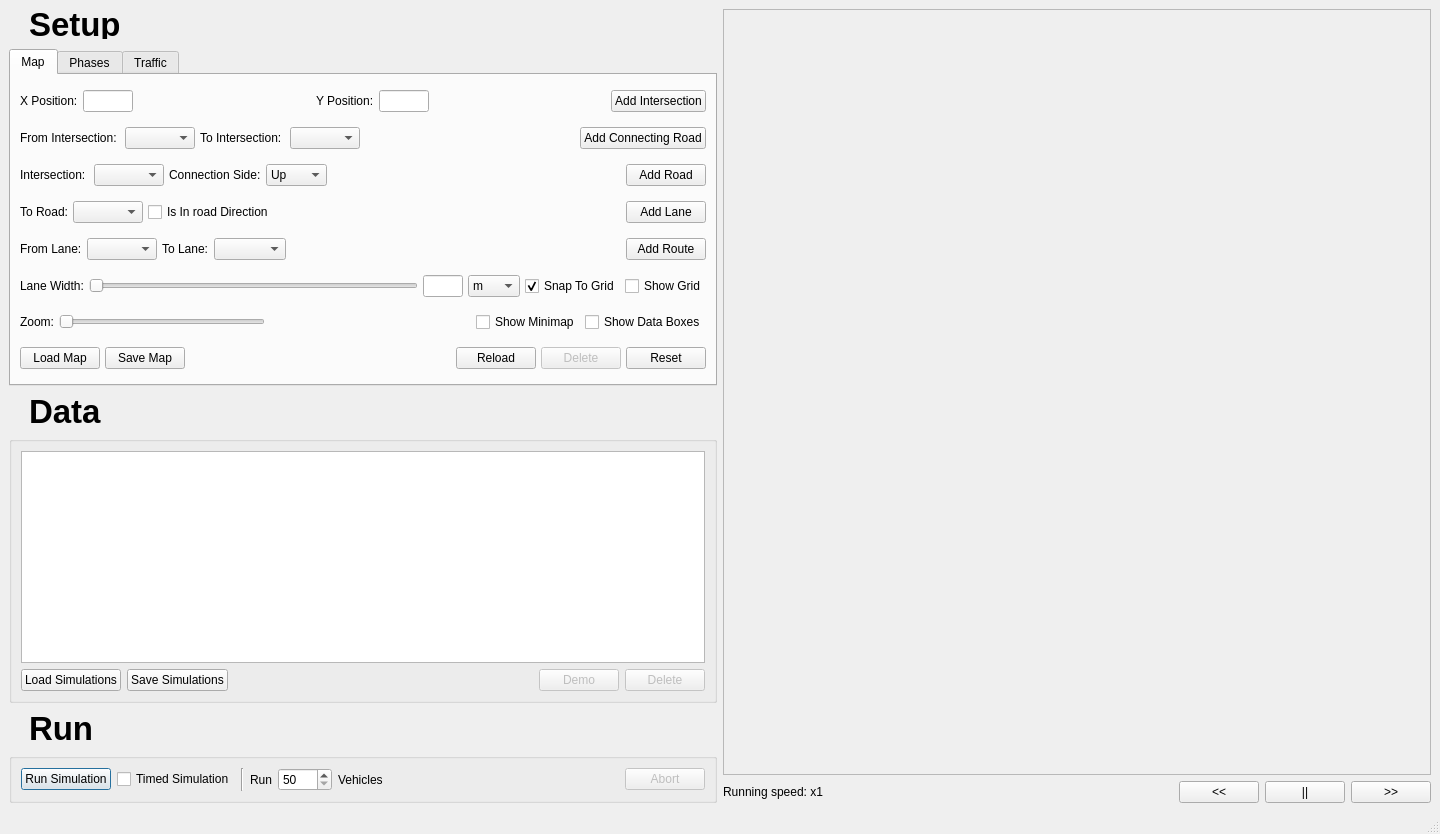
The window that src/ui/mainwindow.ui (samuelarbibe/ai-tms) describes before a commit, drawn with Qt 5.
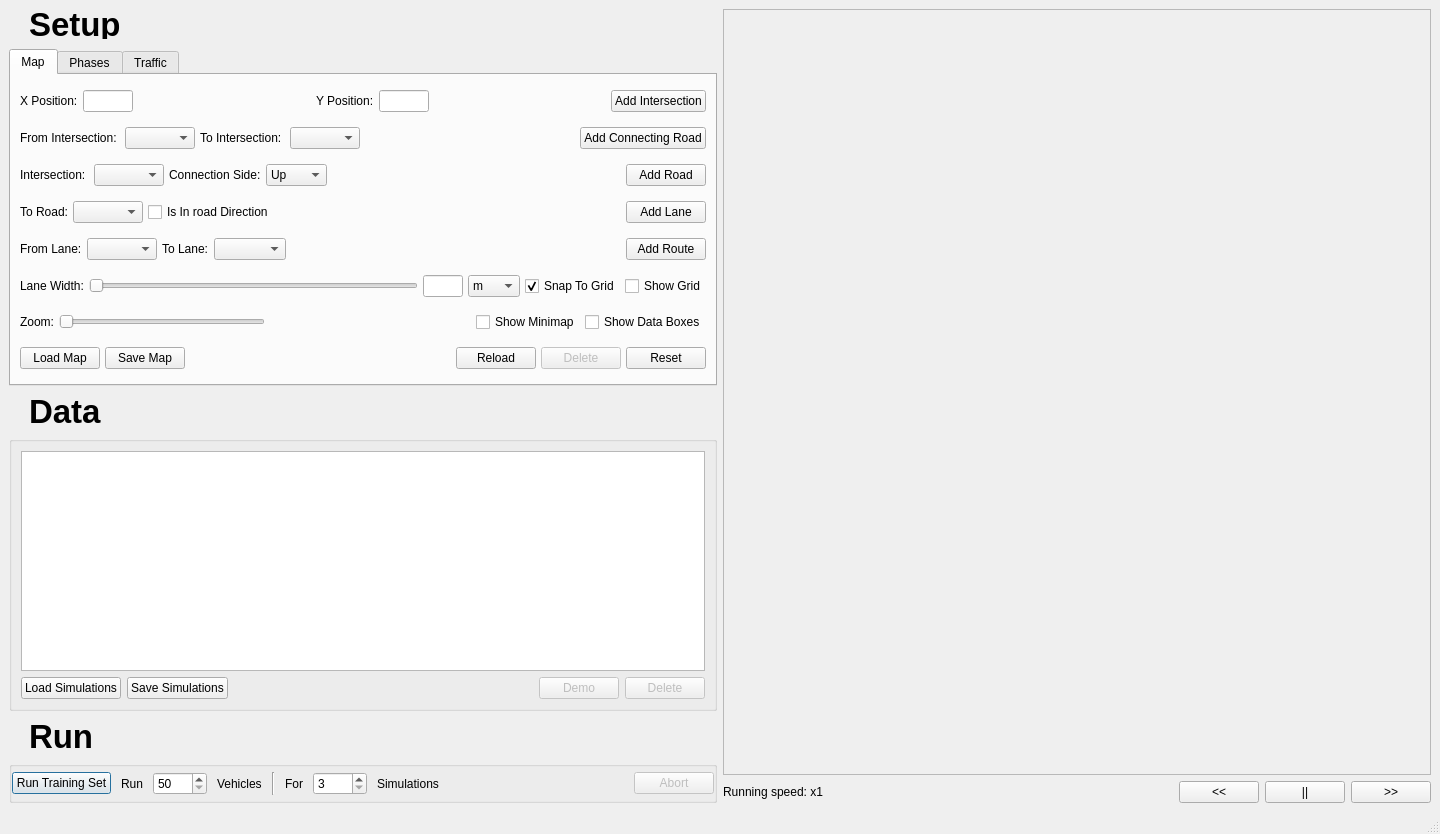
The same window after the commit. The open tabs and pages were chosen to show the change.

The edit to the form file:
```diff
--- a/src/ui/mainwindow.ui
+++ b/src/ui/mainwindow.ui
@@ -2017,35 +2017,45 @@
            <set>Qt::AlignBottom|Qt::AlignLeading|Qt::AlignLeft</set>
           </property>
           <layout class="QGridLayout" name="gridLayout_3">
+           <property name="leftMargin">
+            <number>0</number>
+           </property>
+           <property name="topMargin">
+            <number>0</number>
+           </property>
+           <property name="rightMargin">
+            <number>0</number>
+           </property>
+           <property name="bottomMargin">
+            <number>0</number>
+           </property>
+           <property name="spacing">
+            <number>0</number>
+           </property>
            <item row="1" column="0">
             <layout class="QHBoxLayout" name="horizontalLayout">
+             <property name="spacing">
+              <number>10</number>
+             </property>
+             <property name="topMargin">
+              <number>5</number>
+             </property>
+             <property name="bottomMargin">
+              <number>5</number>
+             </property>
              <item>
               <widget class="QPushButton" name="RunSimulationButton">
                <property name="whatsThis">
                 <string>Run the simulation with the specified data</string>
                </property>
                <property name="text">
-                <string>Run Simulation</string>
+                <string>Run Training Set</string>
                </property>
                <property name="default">
                 <bool>true</bool>
                </property>
               </widget>
              </item>
-             <item>
-              <widget class="QCheckBox" name="TimedSimCheckBox">
-               <property name="text">
-                <string>Timed Simulation</string>
-               </property>
-              </widget>
-             </item>
-             <item>
-              <widget class="Line" name="line">
-               <property name="orientation">
-                <enum>Qt::Vertical</enum>
-               </property>
-              </widget>
-             </item>
              <item>
               <widget class="QLabel" name="label_14">
                <property name="text">
@@ -2085,6 +2095,52 @@
                </property>
               </widget>
              </item>
+             <item>
+              <widget class="Line" name="line">
+               <property name="orientation">
+                <enum>Qt::Vertical</enum>
+               </property>
+              </widget>
+             </item>
+             <item>
+              <widget class="QLabel" name="label_17">
+               <property name="text">
+                <string>For</string>
+               </property>
+              </widget>
+             </item>
+             <item>
+              <widget class="QSpinBox" name="SimulationCountSpinBox">
+               <property name="accelerated">
+                <bool>false</bool>
+               </property>
+               <property name="prefix">
+                <string extracomment=" "/>
+               </property>
+               <property name="minimum">
+                <number>3</number>
+               </property>
+               <property name="maximum">
+                <number>1000</number>
+               </property>
+               <property name="singleStep">
+                <number>10</number>
+               </property>
+               <property name="displayIntegerBase">
+                <number>10</number>
+               </property>
+              </widget>
+             </item>
+             <item>
+              <widget class="QLabel" name="SimRunLabel_2">
+               <property name="enabled">
+                <bool>true</bool>
+               </property>
+               <property name="text">
+                <string>Simulations</string>
+               </property>
+              </widget>
+             </item>
              <item>
               <spacer name="horizontalSpacer_17">
                <property name="orientation">
```
Left out of the diff: 2 changed lines with no effect on the pictures.
